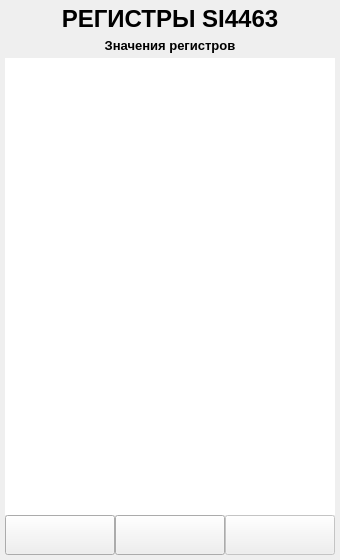
Above: ANDROID_FORMS/si4463_registers_form.ui from DavidSiegman/PLC_RF_Configurator before the change. Below: the same form after it.
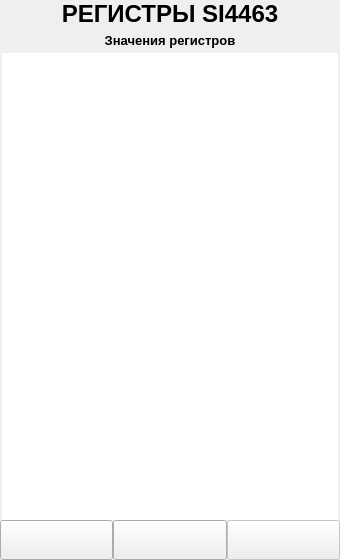
That is the form after the change. Icons and pictures are not drawn.

```diff
--- a/ANDROID_FORMS/si4463_registers_form.ui
+++ b/ANDROID_FORMS/si4463_registers_form.ui
@@ -13,21 +13,21 @@
   <property name="windowTitle">
    <string>Form</string>
   </property>
-  <layout class="QVBoxLayout" name="verticalLayout">
+  <layout class="QVBoxLayout" name="verticalLayout_2">
    <property name="spacing">
     <number>0</number>
    </property>
    <property name="leftMargin">
-    <number>5</number>
+    <number>0</number>
    </property>
    <property name="topMargin">
-    <number>5</number>
+    <number>0</number>
    </property>
    <property name="rightMargin">
-    <number>5</number>
+    <number>0</number>
    </property>
    <property name="bottomMargin">
-    <number>5</number>
+    <number>0</number>
    </property>
    <item>
     <widget class="QLabel" name="label_1">
@@ -60,6 +60,27 @@
     </widget>
    </item>
    <item>
+    <widget class="QWidget" name="Main_Widget" native="true">
+     <property name="styleSheet">
+      <string notr="true"/>
+     </property>
+     <layout class="QVBoxLayout" name="verticalLayout_5">
+      <property name="spacing">
+       <number>0</number>
+      </property>
+      <property name="leftMargin">
+       <number>2</number>
+      </property>
+      <property name="topMargin">
+       <number>0</number>
+      </property>
+      <property name="rightMargin">
+       <number>2</number>
+      </property>
+      <property name="bottomMargin">
+       <number>0</number>
+      </property>
+      <item>
     <layout class="QVBoxLayout" name="verticalLayout_14">
      <property name="spacing">
       <number>0</number>
@@ -123,6 +144,9 @@
      </item>
     </layout>
    </item>
+     </layout>
+    </widget>
+   </item>
    <item>
     <widget class="QWidget" name="DownPanel_Widget" native="true">
      <property name="styleSheet">
@@ -217,6 +241,27 @@
          </widget>
         </item>
         <item>
+         <widget class="QWidget" name="Next_Widget" native="true">
+          <property name="enabled">
+           <bool>false</bool>
+          </property>
+          <layout class="QVBoxLayout" name="verticalLayout">
+           <property name="spacing">
+            <number>0</number>
+           </property>
+           <property name="leftMargin">
+            <number>0</number>
+           </property>
+           <property name="topMargin">
+            <number>0</number>
+           </property>
+           <property name="rightMargin">
+            <number>0</number>
+           </property>
+           <property name="bottomMargin">
+            <number>0</number>
+           </property>
+           <item>
          <widget class="QPushButton" name="Next">
           <property name="enabled">
            <bool>false</bool>
@@ -246,6 +291,9 @@
             <height>30</height>
            </size>
           </property>
+            </widget>
+           </item>
+          </layout>
          </widget>
         </item>
        </layout>
```
Lines whose indentation alone changed are shown as unchanged.
